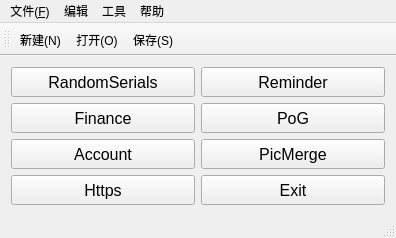
RockyChing/qt_play, file qt_project/qtmainwindow.ui: the form before one commit.
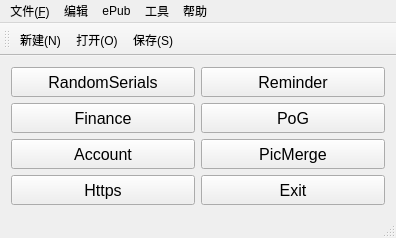
The form after the commit. Icons and pictures are not drawn.

What changed in the file:
```diff
--- a/qt_project/qtmainwindow.ui
+++ b/qt_project/qtmainwindow.ui
@@ -209,8 +209,17 @@
     </property>
     <addaction name="actionLog"/>
    </widget>
+   <widget class="QMenu" name="menuePub">
+    <property name="title">
+     <string>ePub</string>
+    </property>
+    <addaction name="actionText2Html"/>
+    <addaction name="actionIDGen"/>
+    <addaction name="actionPdfNewlineRmver"/>
+   </widget>
    <addaction name="menuFile"/>
    <addaction name="menuEdit"/>
+   <addaction name="menuePub"/>
    <addaction name="menuTool"/>
    <addaction name="menuAbout"/>
   </widget>
```
Left out of the diff: 28 changed lines with no effect on the pictures.
